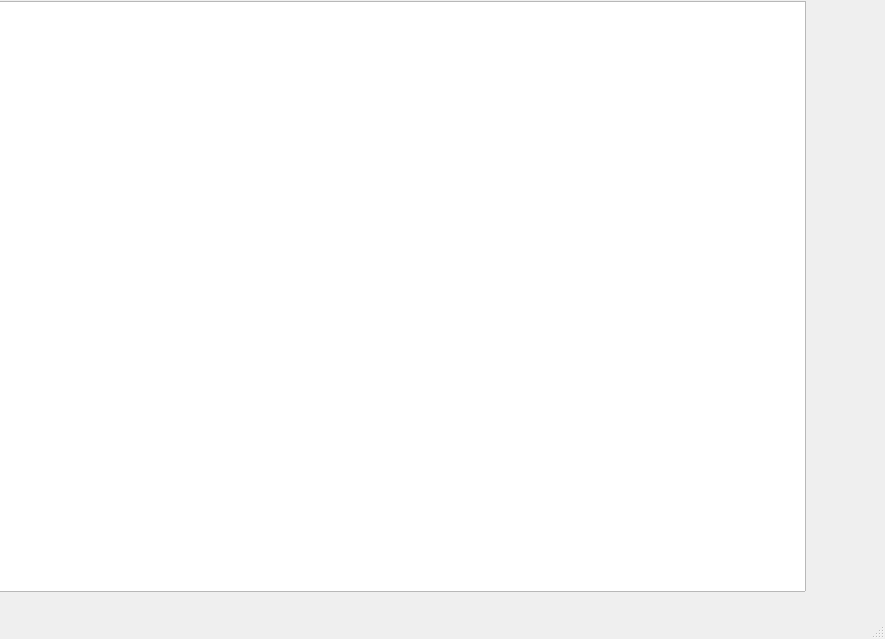
Above: src/mainwindow.ui from Legend37/Qt_2D_Game before the change. Below: the same form after it.
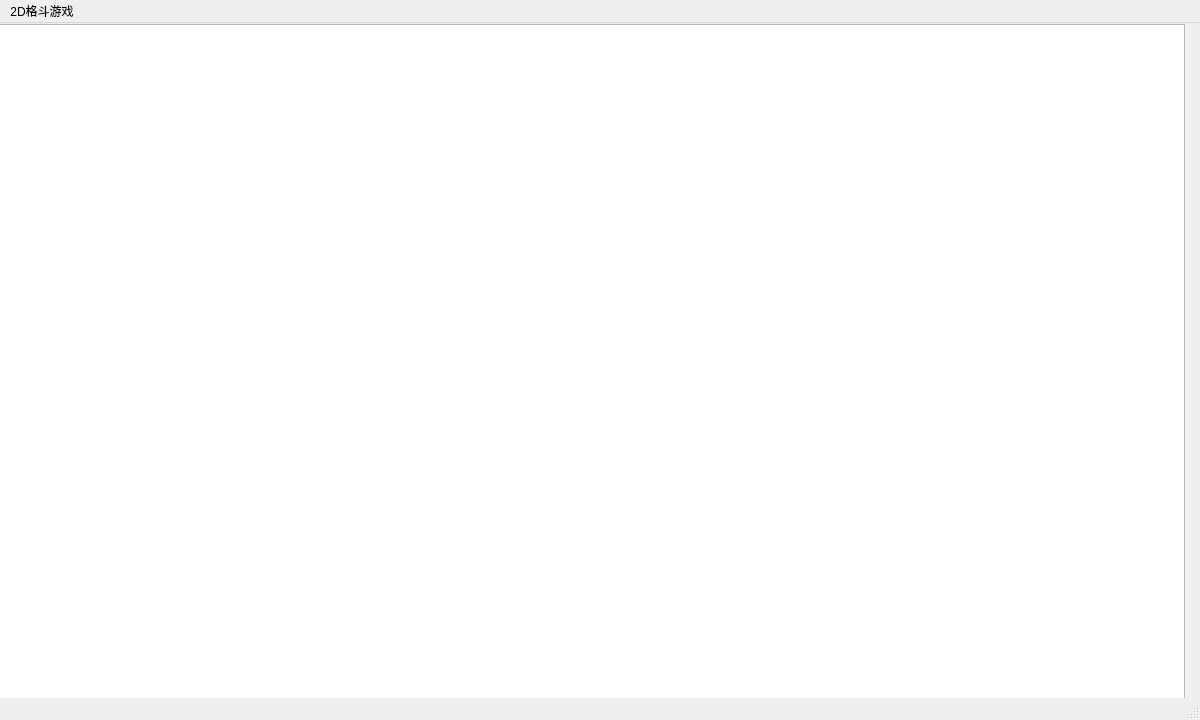
That is the form after the change.

The edit to the form file:
```diff
--- a/src/mainwindow.ui
+++ b/src/mainwindow.ui
@@ -6,8 +6,8 @@
    <rect>
     <x>0</x>
     <y>0</y>
-    <width>885</width>
-    <height>639</height>
+    <width>1200</width>
+    <height>720</height>
    </rect>
   </property>
   <property name="windowTitle">
@@ -19,8 +19,8 @@
      <rect>
       <x>-15</x>
       <y>1</y>
-      <width>821</width>
-      <height>591</height>
+      <width>1200</width>
+      <height>720</height>
      </rect>
     </property>
    </widget>
@@ -30,10 +30,16 @@
     <rect>
      <x>0</x>
      <y>0</y>
-     <width>885</width>
+     <width>995</width>
      <height>22</height>
     </rect>
    </property>
+   <widget class="QMenu" name="menu">
+    <property name="title">
+     <string>2D格斗游戏</string>
+    </property>
+   </widget>
+   <addaction name="menu"/>
   </widget>
   <widget class="QStatusBar" name="statusbar"/>
  </widget>
```
